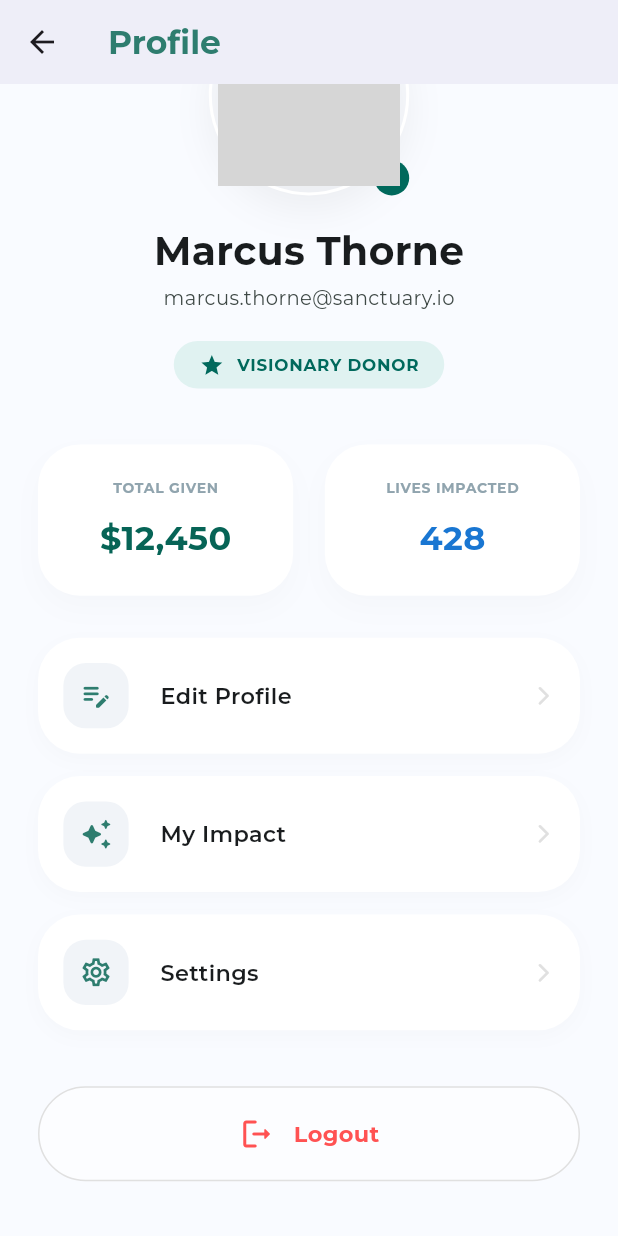
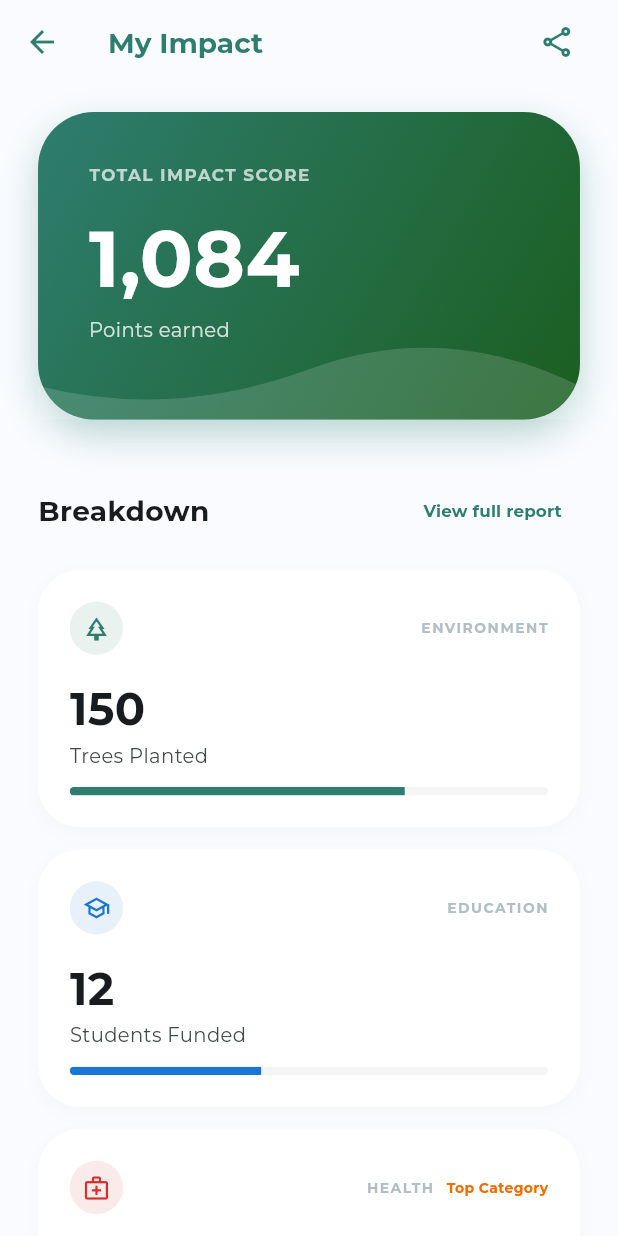
Before and after one commit to Ibrahim-Nasser0/donation_management_system_mobile, a Flutter app: the ProfileView screen opened directly, scrolled down 78 dp, after a tap on "My Impact", on a phone screen of 412 x 824 dp. Run offline on Flutter 3.47's test engine with Material 3 defaults, Android fonts, the phone set to English and light mode, and no system bars; our stand-ins replace dio, flutter_screenutil, font_awesome_flutter, gap, get_it, go_router and 1 more; grey boxes are pictures that could not be loaded.

Commit message:
impact view ui

```diff
--- a/lib/core/utils/app_router.dart
+++ b/lib/core/utils/app_router.dart
@@ -2,6 +2,7 @@ import 'package:donation_management_system_mobile/features/auth/presentation/vie
 import 'package:donation_management_system_mobile/features/auth/presentation/view/signup_view.dart';
 import 'package:donation_management_system_mobile/features/home/presentation/view/main_view.dart';
 import 'package:donation_management_system_mobile/features/profile/presentation/view/edit_profile_view.dart';
+import 'package:donation_management_system_mobile/features/profile/presentation/view/my_impact_view.dart';
 import 'package:donation_management_system_mobile/features/splash/splash_view.dart';
 import 'package:flutter/material.dart';
 import 'package:go_router/go_router.dart';
@@ -12,6 +13,7 @@ abstract class AppRouter {
   static const String signupView = '/signupView';
   static const String homeView = '/homeView';
   static const String editProfileView = '/editProfileView';
+  static const String myImpactView = '/myImpactView';
   static const String bookDetailsView = '/bookDetailsView';
   static const String searchView = '/searchView';
 
@@ -37,6 +39,10 @@ abstract class AppRouter {
         path: editProfileView,
         builder: (BuildContext context, GoRouterState state) => const EditProfileView(),
       ),
+      GoRoute(
+        path: myImpactView,
+        builder: (BuildContext context, GoRouterState state) => const MyImpactView(),
+      ),
     ],
   );
 }
--- /dev/null
+++ b/lib/features/profile/presentation/view/my_impact_view.dart
@@ -0,0 +1,61 @@
+import 'package:donation_management_system_mobile/features/profile/presentation/view/widgets/impact_breakdown.dart';
+import 'package:donation_management_system_mobile/features/profile/presentation/view/widgets/impact_promo_card.dart';
+import 'package:donation_management_system_mobile/features/profile/presentation/view/widgets/impact_score_card.dart';
+import 'package:donation_management_system_mobile/features/profile/presentation/view/widgets/monthly_trend.dart';
+import 'package:flutter/material.dart';
+import 'package:flutter_screenutil/flutter_screenutil.dart';
+import 'package:gap/gap.dart';
+import 'package:google_fonts/google_fonts.dart';
+
+class MyImpactView extends StatelessWidget {
+  const MyImpactView({super.key});
+
+  @override
+  Widget build(BuildContext context) {
+    return Scaffold(
+      backgroundColor: const Color(0xFFF9FBFF),
+      appBar: AppBar(
+        leading: IconButton(
+          icon: const Icon(Icons.arrow_back, color: Color(0xFF2E7D6F)),
+          onPressed: () => Navigator.pop(context),
+        ),
+        title: Text(
+          'My Impact',
+          style: GoogleFonts.montserrat(
+            color: const Color(0xFF2E7D6F),
+            fontWeight: FontWeight.bold,
+            fontSize: 20.sp,
+          ),
+        ),
+        actions: [
+          IconButton(
+            icon: const Icon(Icons.share_outlined, color: Color(0xFF2E7D6F)),
+            onPressed: () {},
+          ),
+          Gap(16.w),
+        ],
+        backgroundColor: Colors.transparent,
+        elevation: 0,
+        centerTitle: false,
+      ),
+      body: SingleChildScrollView(
+        child: Padding(
+          padding: EdgeInsets.symmetric(horizontal: 24.w),
+          child: Column(
+            children: [
+              Gap(20.h),
+              const ImpactScoreCard(),
+              Gap(40.h),
+              const ImpactBreakdown(),
+              Gap(40.h),
+              const MonthlyTrend(),
+              Gap(40.h),
+              const ImpactPromoCard(),
+              Gap(40.h),
+            ],
+          ),
+        ),
+      ),
+    );
+  }
+}
--- /dev/null
+++ b/lib/features/profile/presentation/view/widgets/impact_breakdown.dart
@@ -0,0 +1,172 @@
+import 'package:donation_management_system_mobile/core/constant/app_colors.dart';
+import 'package:flutter/material.dart';
+import 'package:flutter_screenutil/flutter_screenutil.dart';
+import 'package:gap/gap.dart';
+import 'package:google_fonts/google_fonts.dart';
+
+class ImpactBreakdown extends StatelessWidget {
+  const ImpactBreakdown({super.key});
+
+  @override
+  Widget build(BuildContext context) {
+    return Column(
+      crossAxisAlignment: CrossAxisAlignment.start,
+      children: [
+        Row(
+          mainAxisAlignment: MainAxisAlignment.spaceBetween,
+          children: [
+            Text(
+              'Breakdown',
+              style: GoogleFonts.montserrat(
+                fontSize: 20.sp,
+                fontWeight: FontWeight.bold,
+                color: AppColors.headerText,
+              ),
+            ),
+            TextButton(
+              onPressed: () {},
+              child: Text(
+                'View full report',
+                style: GoogleFonts.montserrat(
+                  fontSize: 12.sp,
+                  fontWeight: FontWeight.bold,
+                  color: const Color(0xFF2E7D6F),
+                ),
+              ),
+            ),
+          ],
+        ),
+        Gap(16.h),
+        const _BreakdownItem(
+          category: 'ENVIRONMENT',
+          title: '150',
+          subtitle: 'Trees Planted',
+          icon: Icons.park_outlined,
+          progress: 0.7,
+          color: Color(0xFF2E7D6F),
+        ),
+        Gap(16.h),
+        const _BreakdownItem(
+          category: 'EDUCATION',
+          title: '12',
+          subtitle: 'Students Funded',
+          icon: Icons.school_outlined,
+          progress: 0.4,
+          color: Color(0xFF1976D2),
+        ),
+        Gap(16.h),
+        const _BreakdownItem(
+          category: 'HEALTH',
+          title: '240',
+          subtitle: 'Vaccines Provided',
+          icon: Icons.medical_services_outlined,
+          progress: 0.9,
+          color: Color(0xFFD32F2F),
+          isTop: true,
+        ),
+      ],
+    );
+  }
+}
+
+class _BreakdownItem extends StatelessWidget {
+  final String category;
+  final String title;
+  final String subtitle;
+  final IconData icon;
+  final double progress;
+  final Color color;
+  final bool isTop;
+
+  const _BreakdownItem({
+    required this.category,
+    required this.title,
+    required this.subtitle,
+    required this.icon,
+    required this.progress,
+    required this.color,
+    this.isTop = false,
+  });
+
+  @override
+  Widget build(BuildContext context) {
+    return Container(
+      padding: EdgeInsets.all(20.w),
+      decoration: BoxDecoration(
+        color: Colors.white,
+        borderRadius: BorderRadius.circular(30.r),
+        boxShadow: [
+          BoxShadow(
+            color: Colors.black.withOpacity(0.02),
+            blurRadius: 10,
+            offset: const Offset(0, 4),
+          ),
+        ],
+      ),
+      child: Column(
+        crossAxisAlignment: CrossAxisAlignment.start,
+        children: [
+          Row(
+            children: [
+              Container(
+                padding: EdgeInsets.all(8.w),
+                decoration: BoxDecoration(
+                  color: color.withOpacity(0.1),
+                  shape: BoxShape.circle,
+                ),
+                child: Icon(icon, color: color, size: 20.sp),
+              ),
+              const Spacer(),
+              Text(
+                category,
+                style: GoogleFonts.montserrat(
+                  fontSize: 10.sp,
+                  fontWeight: FontWeight.bold,
+                  color: Colors.blueGrey[200],
+                  letterSpacing: 1,
+                ),
+              ),
+              if (isTop) ...[
+                Gap(8.w),
+                Text(
+                  'Top Category',
+                  style: GoogleFonts.montserrat(
+                    fontSize: 10.sp,
+                    fontWeight: FontWeight.bold,
+                    color: Colors.orange[800],
+                  ),
+                ),
+              ],
+            ],
+          ),
+          Gap(16.h),
+          Text(
+            title,
+            style: GoogleFonts.montserrat(
+              fontSize: 32.sp,
+              fontWeight: FontWeight.bold,
+              color: AppColors.headerText,
+            ),
+          ),
+          Text(
+            subtitle,
+            style: GoogleFonts.montserrat(
+              fontSize: 14.sp,
+              color: AppColors.lightText,
+            ),
+          ),
+          Gap(12.h),
+          ClipRRect(
+            borderRadius: BorderRadius.circular(4.r),
+            child: LinearProgressIndicator(
+              value: progress,
+              backgroundColor: Colors.grey[100],
+              valueColor: AlwaysStoppedAnimation<Color>(color),
+              minHeight: 6.h,
+            ),
+          ),
+        ],
+      ),
+    );
+  }
+}
--- /dev/null
+++ b/lib/features/profile/presentation/view/widgets/impact_promo_card.dart
@@ -0,0 +1,66 @@
+import 'package:flutter/material.dart';
+import 'package:flutter_screenutil/flutter_screenutil.dart';
+import 'package:gap/gap.dart';
+import 'package:google_fonts/google_fonts.dart';
+
+class ImpactPromoCard extends StatelessWidget {
+  const ImpactPromoCard({super.key});
+
+  @override
+  Widget build(BuildContext context) {
+    return Container(
+      padding: EdgeInsets.all(32.w),
+      decoration: BoxDecoration(
+        color: const Color(0xFFE0F2F1).withOpacity(0.5),
+        borderRadius: BorderRadius.circular(40.r),
+        border: Border.all(color: const Color(0xFFE0F2F1), width: 2),
+      ),
+      child: Column(
+        children: [
+          Text(
+            'Double your impact?',
+            textAlign: TextAlign.center,
+            style: GoogleFonts.montserrat(
+              fontSize: 22.sp,
+              fontWeight: FontWeight.bold,
+              color: const Color(0xFF264E49),
+            ),
+          ),
+          Gap(12.h),
+          Text(
+            'Join the Monthly Seedling program to unlock 2x impact multipliers on all education initiatives.',
+            textAlign: TextAlign.center,
+            style: GoogleFonts.montserrat(
+              fontSize: 12.sp,
+              color: const Color(0xFF264E49).withOpacity(0.7),
+              height: 1.5,
+            ),
+          ),
+          Gap(24.h),
+          SizedBox(
+            width: double.infinity,
+            child: ElevatedButton(
+              onPressed: () {},
+              style: ElevatedButton.styleFrom(
+                backgroundColor: const Color(0xFF00695C),
+                padding: EdgeInsets.symmetric(vertical: 16.h),
+                shape: RoundedRectangleBorder(
+                  borderRadius: BorderRadius.circular(20.r),
+                ),
+                elevation: 0,
+              ),
+              child: Text(
+                'Learn More',
+                style: GoogleFonts.montserrat(
+                  fontSize: 14.sp,
+                  fontWeight: FontWeight.bold,
+                  color: Colors.white,
+                ),
+              ),
+            ),
+          ),
+        ],
+      ),
+    );
+  }
+}
--- /dev/null
+++ b/lib/features/profile/presentation/view/widgets/impact_score_card.dart
@@ -0,0 +1,111 @@
+import 'package:flutter/material.dart';
+import 'package:flutter_screenutil/flutter_screenutil.dart';
+import 'package:gap/gap.dart';
+import 'package:google_fonts/google_fonts.dart';
+
+class ImpactScoreCard extends StatelessWidget {
+  const ImpactScoreCard({super.key});
+
+  @override
+  Widget build(BuildContext context) {
+    return Container(
+      width: double.infinity,
+      height: 220.h,
+      decoration: BoxDecoration(
+        gradient: const LinearGradient(
+          begin: Alignment.topLeft,
+          end: Alignment.bottomRight,
+          colors: [Color(0xFF2E7D6F), Color(0xFF1B5E20)],
+        ),
+        borderRadius: BorderRadius.circular(40.r),
+        boxShadow: [
+          BoxShadow(
+            color: const Color(0xFF2E7D6F).withOpacity(0.3),
+            blurRadius: 20,
+            offset: const Offset(0, 10),
+          ),
+        ],
+      ),
+      child: Stack(
+        children: [
+          Positioned(
+            bottom: 0,
+            left: 0,
+            right: 0,
+            child: ClipPath(
+              clipper: _WaveClipper(),
+              child: Container(
+                height: 120.h,
+                color: Colors.white.withOpacity(0.15),
+              ),
+            ),
+          ),
+          Padding(
+            padding: EdgeInsets.all(32.w),
+            child: Column(
+              crossAxisAlignment: CrossAxisAlignment.start,
+              children: [
+                Text(
+                  'TOTAL IMPACT SCORE',
+                  style: GoogleFonts.montserrat(
+                    fontSize: 12.sp,
+                    fontWeight: FontWeight.bold,
+                    color: Colors.white.withOpacity(0.7),
+                    letterSpacing: 1,
+                  ),
+                ),
+                Gap(12.h),
+                Text(
+                  '1,084',
+                  style: GoogleFonts.montserrat(
+                    fontSize: 56.sp,
+                    fontWeight: FontWeight.bold,
+                    color: Colors.white,
+                  ),
+                ),
+                Text(
+                  'Points earned',
+                  style: GoogleFonts.montserrat(
+                    fontSize: 14.sp,
+                    color: Colors.white.withOpacity(0.8),
+                  ),
+                ),
+              ],
+            ),
+          ),
+        ],
+      ),
+    );
+  }
+}
+
+class _WaveClipper extends CustomClipper<Path> {
+  @override
+  Path getClip(Size size) {
+    var path = Path();
+    path.lineTo(0, size.height * 0.8);
+    var firstControlPoint = Offset(size.width * 0.25, size.height);
+    var firstEndPoint = Offset(size.width * 0.5, size.height * 0.7);
+    path.quadraticBezierTo(
+      firstControlPoint.dx,
+      firstControlPoint.dy,
+      firstEndPoint.dx,
+      firstEndPoint.dy,
+    );
+    var secondControlPoint = Offset(size.width * 0.75, size.height * 0.4);
+    var secondEndPoint = Offset(size.width, size.height * 0.8);
+    path.quadraticBezierTo(
+      secondControlPoint.dx,
+      secondControlPoint.dy,
+      secondEndPoint.dx,
+      secondEndPoint.dy,
+    );
+    path.lineTo(size.width, size.height);
+    path.lineTo(0, size.height);
+    path.close();
+    return path;
+  }
+
+  @override
+  bool shouldReclip(CustomClipper<Path> oldClipper) => false;
+}
--- /dev/null
+++ b/lib/features/profile/presentation/view/widgets/monthly_trend.dart
@@ -0,0 +1,156 @@
+import 'package:donation_management_system_mobile/core/constant/app_colors.dart';
+import 'package:flutter/material.dart';
+import 'package:flutter_screenutil/flutter_screenutil.dart';
+import 'package:gap/gap.dart';
+import 'package:google_fonts/google_fonts.dart';
+
+class MonthlyTrend extends StatelessWidget {
+  const MonthlyTrend({super.key});
+
+  @override
+  Widget build(BuildContext context) {
+    return Column(
+      crossAxisAlignment: CrossAxisAlignment.start,
+      children: [
+        Text(
+          'Monthly Trend',
+          style: GoogleFonts.montserrat(
+            fontSize: 20.sp,
+            fontWeight: FontWeight.bold,
+            color: AppColors.headerText,
+          ),
+        ),
+        Gap(20.h),
+        Container(
+          padding: EdgeInsets.all(24.w),
+          decoration: BoxDecoration(
+            color: const Color(0xFFF1F4F8).withOpacity(0.5),
+            borderRadius: BorderRadius.circular(40.r),
+          ),
+          child: Column(
+            children: [
+              const _TrendListItem(
+                date: 'AUGUST 2023',
+                title: 'High Growth Month',
+                points: '+120',
+                isHighlighted: true,
+              ),
+              Gap(16.h),
+              const _TrendListItem(
+                date: 'JULY 2023',
+                title: 'Steady Giving',
+                points: '+45',
+              ),
+              Gap(16.h),
+              const _TrendListItem(
+                date: 'JUNE 2023',
+                title: 'Summer Campaign',
+                points: '+88',
+              ),
+              Gap(30.h),
+              _DownloadButton(),
+            ],
+          ),
+        ),
+      ],
+    );
+  }
+}
+
+class _TrendListItem extends StatelessWidget {
+  final String date;
+  final String title;
+  final String points;
+  final bool isHighlighted;
+
+  const _TrendListItem({
+    required this.date,
+    required this.title,
+    required this.points,
+    this.isHighlighted = false,
+  });
+
+  @override
+  Widget build(BuildContext context) {
+    return Container(
+      padding: EdgeInsets.all(16.w),
+      decoration: BoxDecoration(
+        color: Colors.white,
+        borderRadius: BorderRadius.circular(24.r),
+        border: isHighlighted
+            ? Border(left: BorderSide(color: const Color(0xFF2E7D6F), width: 3.w))
+            : null,
+      ),
+      child: Row(
+        children: [
+          Column(
+            crossAxisAlignment: CrossAxisAlignment.start,
+            children: [
+              Text(
+                date,
+                style: GoogleFonts.montserrat(
+                  fontSize: 10.sp,
+                  fontWeight: FontWeight.bold,
+                  color: Colors.blueGrey[200],
+                ),
+              ),
+              Gap(4.h),
+              Text(
+                title,
+                style: GoogleFonts.montserrat(
+                  fontSize: 14.sp,
+                  fontWeight: FontWeight.w600,
+                  color: AppColors.headerText,
+                ),
+              ),
+            ],
+          ),
+          const Spacer(),
+          Text(
+            points,
+            style: GoogleFonts.montserrat(
+              fontSize: 16.sp,
+              fontWeight: FontWeight.bold,
+              color: const Color(0xFF2E7D6F),
+            ),
+          ),
+          Gap(4.w),
+          Text(
+            'Points',
+            style: GoogleFonts.montserrat(
+              fontSize: 10.sp,
+              color: Colors.blueGrey[200],
+            ),
+          ),
+        ],
+      ),
+    );
+  }
+}
+
+class _DownloadButton extends StatelessWidget {
+  @override
+  Widget build(BuildContext context) {
+    return Container(
+      width: double.infinity,
+      padding: EdgeInsets.symmetric(vertical: 16.h),
+      decoration: BoxDecoration(
+        color: const Color(0xFF121212),
+        borderRadius: BorderRadius.circular(30.r),
+      ),
+      child: Row(
+        mainAxisAlignment: MainAxisAlignment.center,
+        children: [
+          Text(
+            'Download History (PDF)',
+            style: GoogleFonts.montserrat(
+              fontSize: 14.sp,
+              fontWeight: FontWeight.bold,
+              color: Colors.white,
+            ),
+          ),
+        ],
+      ),
+    );
+  }
+}
--- a/lib/features/profile/presentation/view/widgets/profile_menu.dart
+++ b/lib/features/profile/presentation/view/widgets/profile_menu.dart
@@ -24,7 +24,9 @@ class ProfileMenu extends StatelessWidget {
         _ProfileMenuItem(
           icon: Icons.auto_awesome_rounded,
           title: 'My Impact',
-          onTap: () {},
+          onTap: () {
+            GoRouter.of(context).push(AppRouter.myImpactView);
+          },
         ),
         Gap(16.h),
         _ProfileMenuItem(
```
